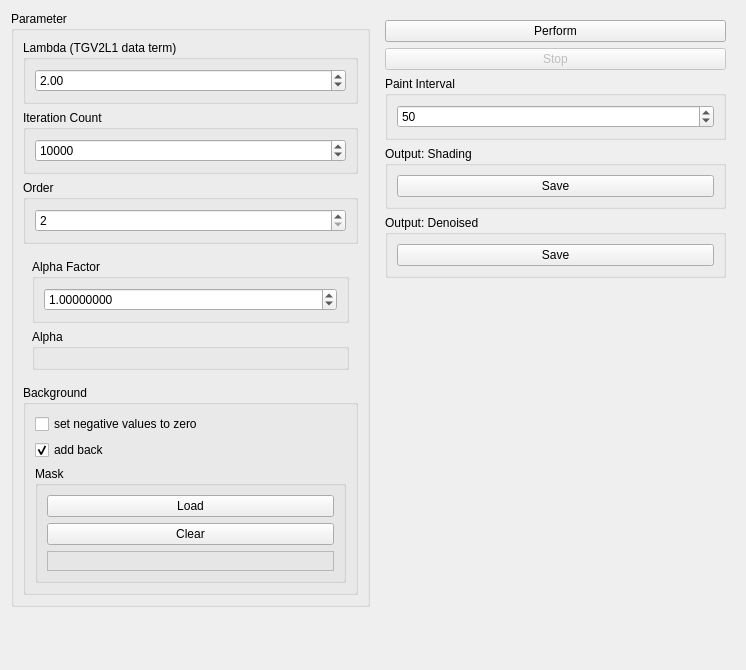
Old version of the form source/modules/tgvk_deshade/TGVKDeshadeWidget.ui in the repository josefkoller/ambient_image_processor.
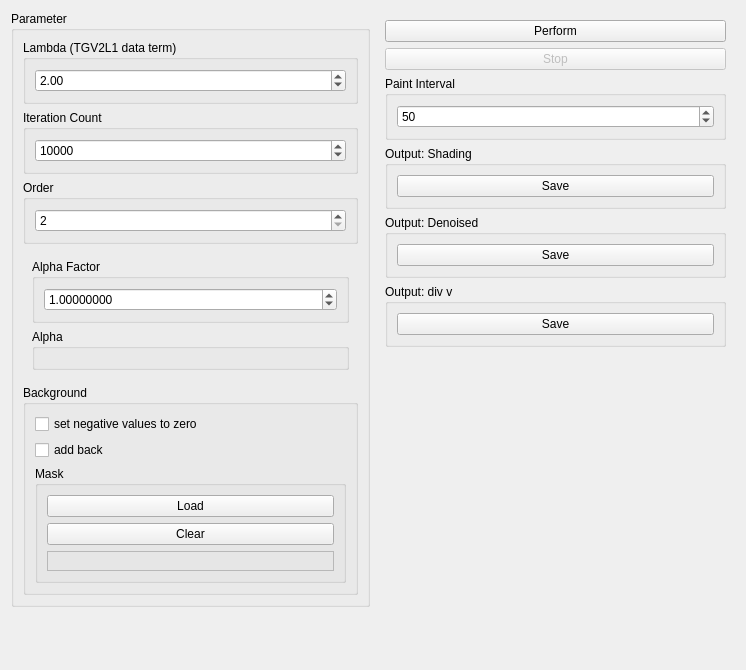
New version of the form.

Commit message: tgvk deshade output div_v

```diff
--- a/source/modules/tgvk_deshade/TGVKDeshadeWidget.ui
+++ b/source/modules/tgvk_deshade/TGVKDeshadeWidget.ui
@@ -159,7 +159,7 @@
             <string>add back</string>
            </property>
            <property name="checked">
-            <bool>true</bool>
+            <bool>false</bool>
            </property>
           </widget>
          </item>
@@ -286,6 +286,22 @@
         </layout>
        </widget>
       </item>
+      <item>
+       <widget class="QGroupBox" name="div_v_frame">
+        <property name="title">
+         <string>Output: div v</string>
+        </property>
+        <layout class="QVBoxLayout" name="verticalLayout_14">
+         <item>
+          <widget class="QPushButton" name="save_div_v_button">
+           <property name="text">
+            <string>Save</string>
+           </property>
+          </widget>
+         </item>
+        </layout>
+       </widget>
+      </item>
      </layout>
     </widget>
    </item>
```
The commit also changes 4 other files.
